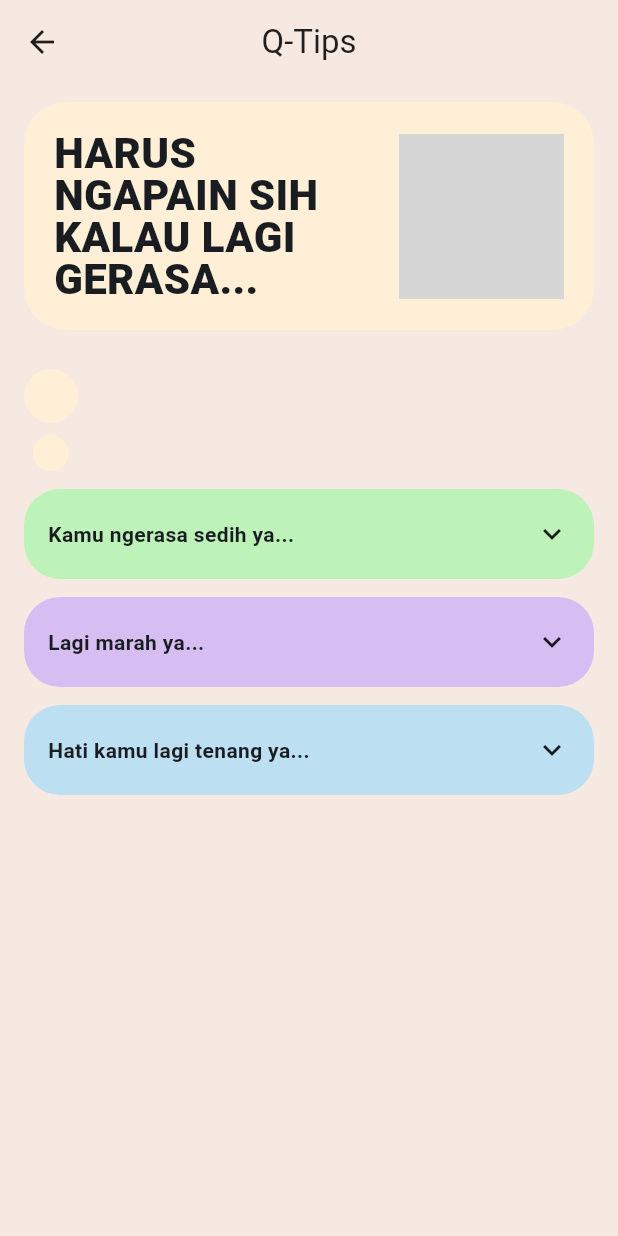
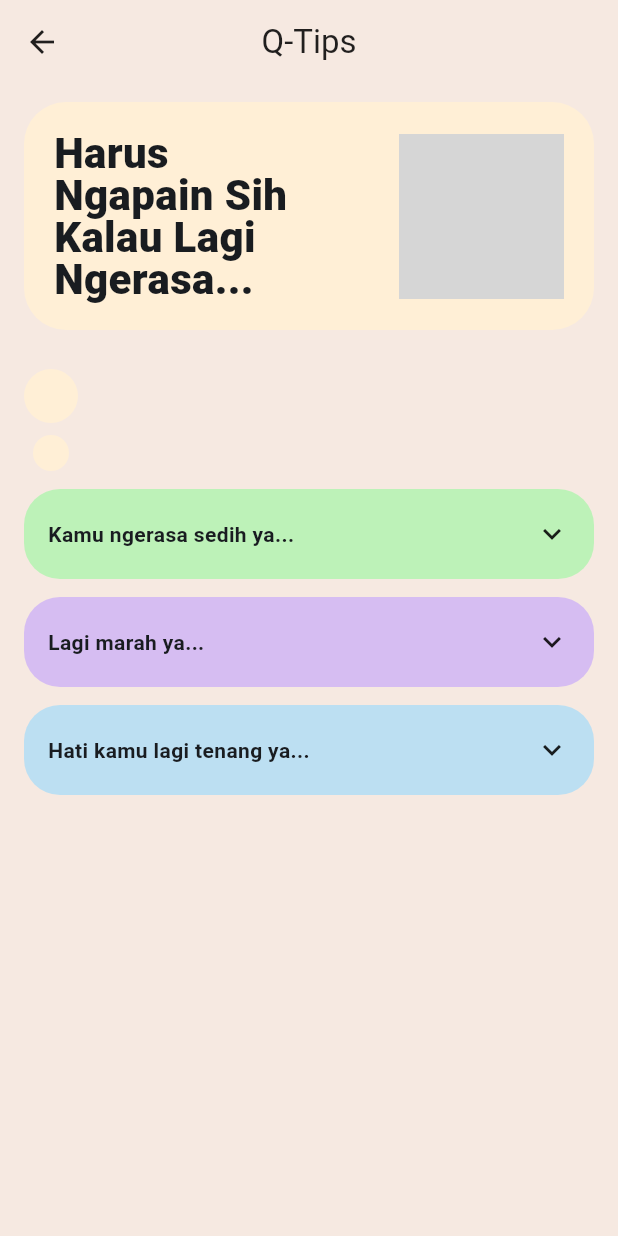
Before and after one commit to dapiupiu/qalboost-mobile-app, a Flutter app: the TipsPage screen opened directly, on a phone screen of 412 x 824 dp. Run offline on Flutter 3.47's test engine with Material 3 defaults, Android fonts, the phone set to English and light mode, and no system bars; grey boxes are pictures that could not be loaded.

Commit message:
update keterangan judul

```diff
--- a/lib/tips.dart
+++ b/lib/tips.dart
@@ -58,7 +58,7 @@ class TipsPage extends StatelessWidget {
                         crossAxisAlignment: CrossAxisAlignment.start,
                         children: const [
                           Text(
-                            'HARUS\nNGAPAIN SIH\nKALAU LAGI\nGERASA...',
+                            'Harus\nNgapain Sih\nKalau Lagi\nNgerasa...',
                             style: TextStyle(
                               fontSize: 28,
                               fontWeight: FontWeight.w800,
```
